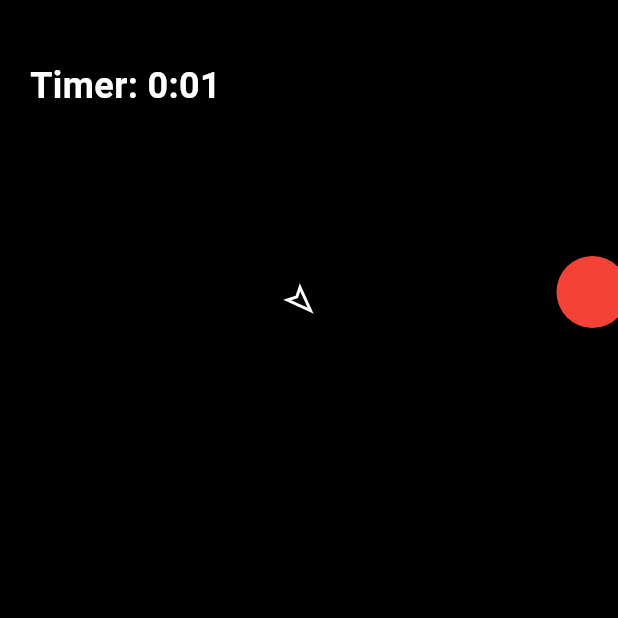
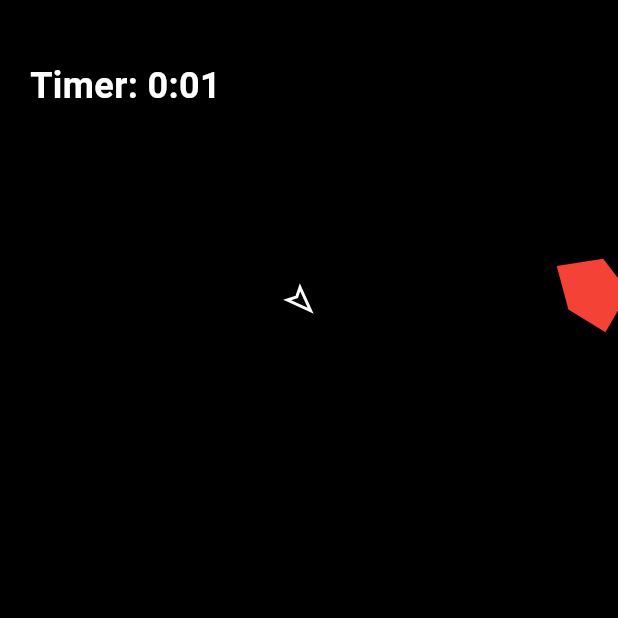
Before and after one commit to preet3001/asteroid_game, a Flutter app: the screen it shows after launch, after a tap on "Try Again", on a phone screen of 412 x 824 dp, the top half of it. Run offline on Flutter 3.47's test engine with Material 3 defaults, Android fonts, the phone set to English and light mode, and no system bars.

Commit message:
make: random polygons

```diff
--- a/lib/domain/entities/enemy.dart
+++ b/lib/domain/entities/enemy.dart
@@ -1,12 +1,32 @@
+import 'dart:math';
+
 import 'package:flutter/widgets.dart';
 
 class Enemy {
   final Offset position;
   final Offset velocity;
   final double size;
-  Enemy({required this.position, required this.velocity, required this.size});
+  Path shape;
+  Enemy({required this.position, required this.velocity, required this.size})
+    : shape = _generateRandomPolygon(size);
+  static Path _generateRandomPolygon(double size) {
+    final Random random = Random();
+    int sides = 5 + random.nextInt(4); // 5 to 8 sides
+    List<Offset> points = [];
+
+    for (int i = 0; i < sides; i++) {
+      double angle = (2 * pi * i) / sides;
+      double radius = size * (0.7 + random.nextDouble() * 0.6);
+      points.add(Offset(cos(angle) * radius, sin(angle) * radius));
+    }
+
+    Path path = Path();
+    path.addPolygon(points, true);
+    return path;
+  }
 
   Enemy move() {
-    return Enemy(position: position + velocity, velocity: velocity, size: size);
+    return Enemy(position: position + velocity, velocity: velocity, size: size)
+      ..shape = shape;
   }
 }
--- a/lib/presentation/view/widgets/game_painter.dart
+++ b/lib/presentation/view/widgets/game_painter.dart
@@ -39,19 +39,21 @@ class GamePainter extends CustomPainter {
   }
 
   void _drawEnemy(Canvas canvas) {
-    final enemyPaint =
+    final Paint paint =
         Paint()
           ..color = Colors.red
-          ..style = PaintingStyle.fill;
+          ..style = PaintingStyle.fill
+          ..strokeWidth = 2;
 
     for (var enemy in enemies) {
-      canvas.drawCircle(
-        enemy.position,
-        enemy.size,
-        enemyPaint,
-      ); // Draw each enemy
+      canvas.save();
+      canvas.translate(enemy.position.dx, enemy.position.dy);
+      canvas.drawPath(enemy.shape, paint);
+      canvas.restore();
     }
   }
+
+  /// Generates a random convex polygon
 
   void _drawPlayer(Canvas canvas, Offset position, Offset velocity) {
     // Avoid division by zero when not moving
```
